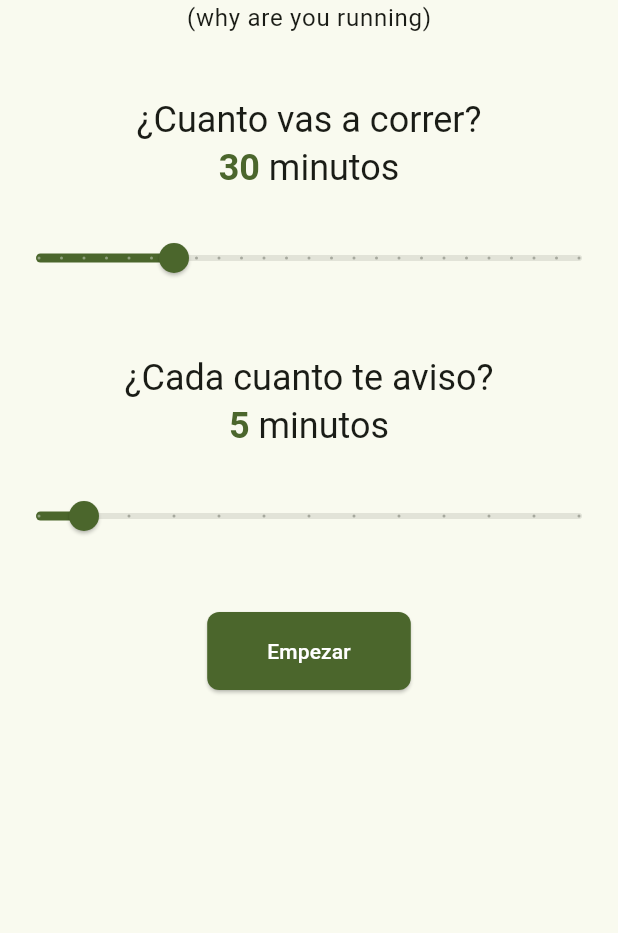
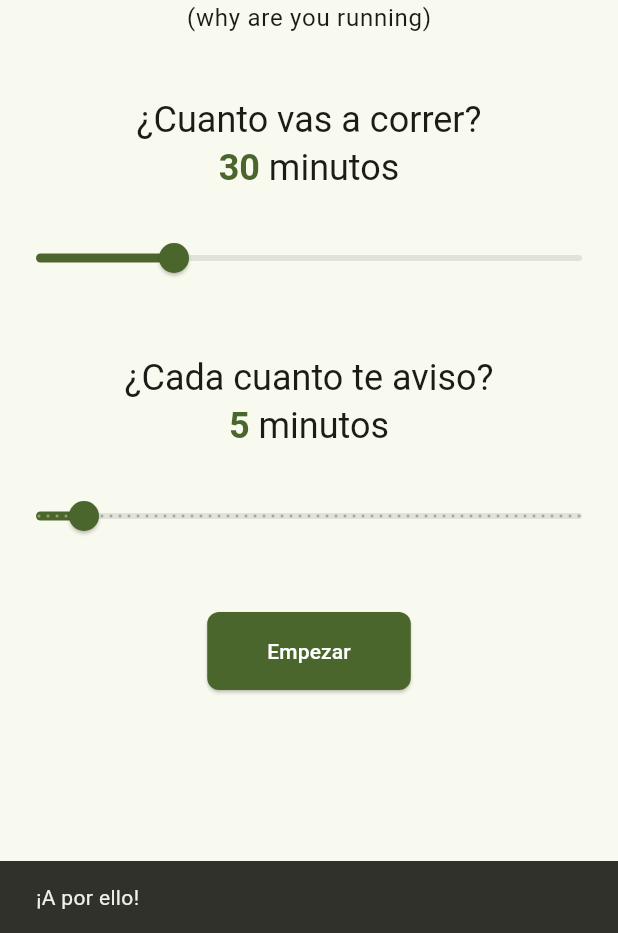
Before and after one commit to kevinsuner/wayr, a Flutter app: the screen it shows after launch, after a tap on "Empezar", on a phone screen of 412 x 824 dp, the part 303-1236 px from its top. Run offline on Flutter 3.47's test engine with Material 3 defaults, Android fonts, the phone set to English and light mode, and no system bars; our stand-ins replace flutter_tts, wakelock_plus.

Commit message:
Added toast when pressing ElevatedButton

```diff
--- a/lib/pages/home.dart
+++ b/lib/pages/home.dart
@@ -117,7 +117,7 @@ class _HomeState extends State<Home> {
             Slider(
               value: _duration,
               max: 120,
-              divisions: 24,
+              divisions: 120,
               onChanged: _setDuration,
             ),
 
@@ -148,14 +148,23 @@ class _HomeState extends State<Home> {
             Slider(
               value: _interval,
               max: 60,
-              divisions: 12,
+              divisions: 60,
               onChanged: _setInterval,
             ),
 
             SizedBox(height: 40),
 
             ElevatedButton(
-              onPressed: _startTimer,
+              onPressed: () {
+                ScaffoldMessenger.of(context).showSnackBar(
+                  SnackBar(
+                    content: Text('¡A por ello!'),
+                    duration: Duration(seconds: 5),
+                  ),
+                );
+
+                _startTimer();
+              },
               style: ElevatedButton.styleFrom(
                 backgroundColor: Theme.of(context).colorScheme.primary,
                 foregroundColor: Theme.of(context).colorScheme.onPrimary,
```
